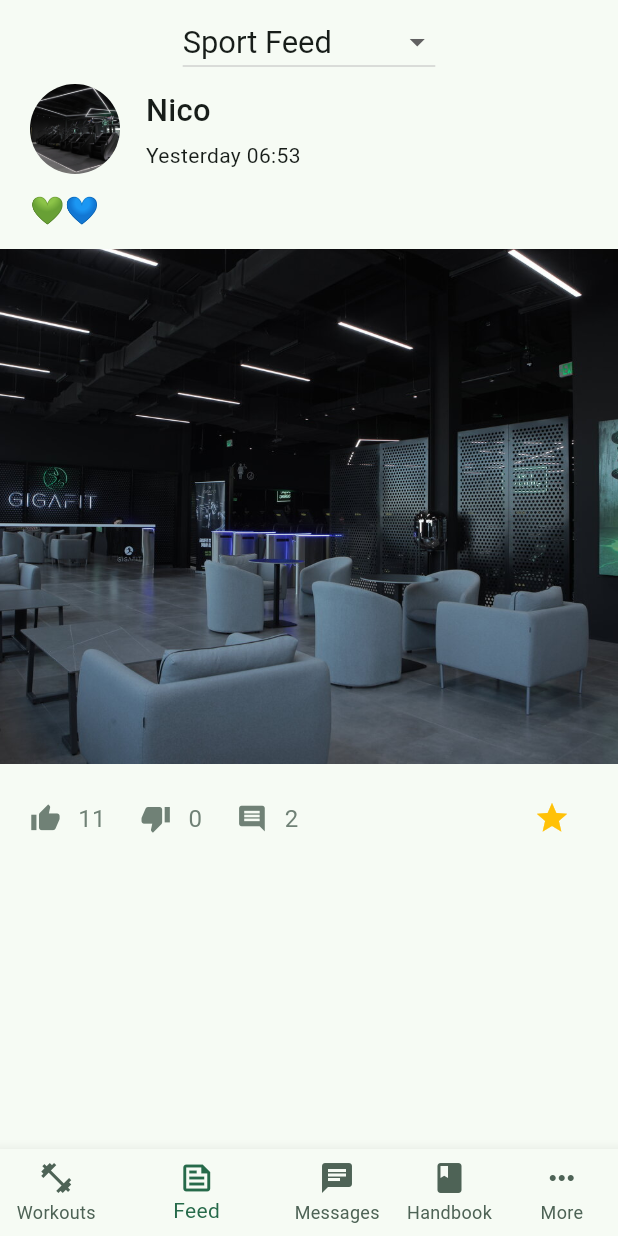
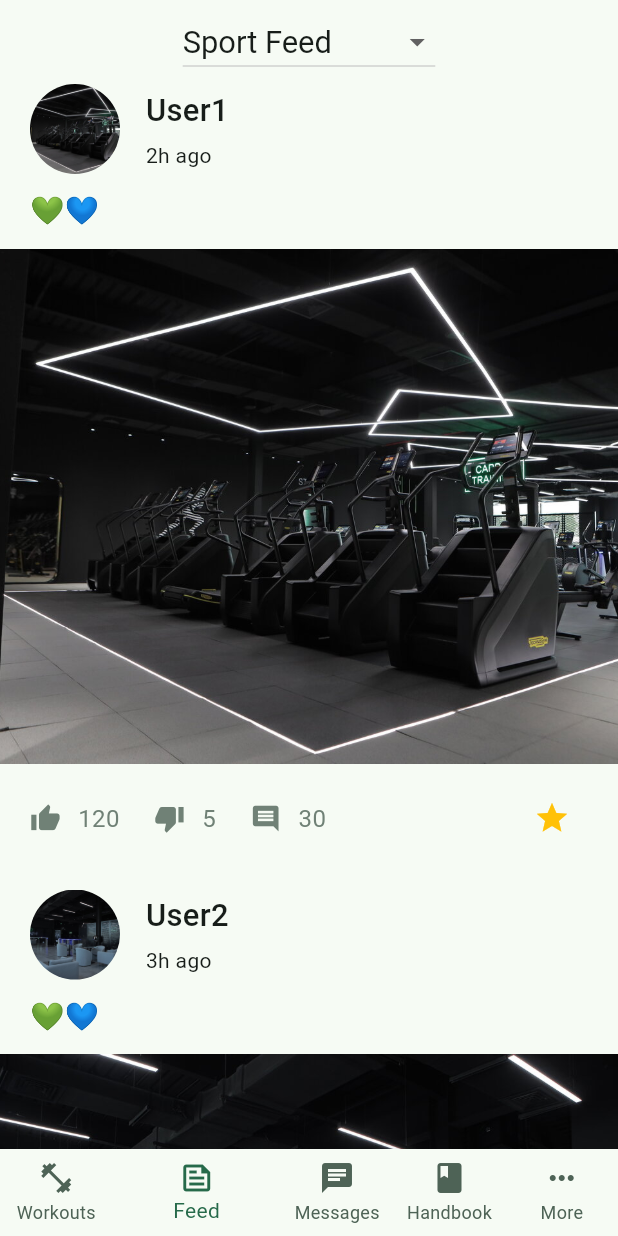
Before and after one commit to zaihcodes/fitness_app_ui, a Flutter app: the screen it shows after launch, item 2 of the bottom bar chosen, on a phone screen of 412 x 824 dp. Run offline on Flutter 3.47's test engine with Material 3 defaults, Android fonts, the light colour scheme and no system bars; our stand-ins replace fl_chart, flutter_screenutil.

Commit message:
update feed screen to use feed data

```diff
--- a/lib/features/feed/feed_screen.dart
+++ b/lib/features/feed/feed_screen.dart
@@ -1,3 +1,4 @@
+import 'package:fitnees_app_ui/core/data/feed_data.dart';
 import 'package:fitnees_app_ui/features/feed/widgets/single_feed.dart';
 import 'package:flutter/material.dart';
 import 'package:flutter_screenutil/flutter_screenutil.dart';
@@ -24,8 +25,12 @@ class _FeedScreenState extends State<FeedScreen> {
     final theme = Theme.of(context);
     return Scaffold(
       appBar: buildFeedAppBar(theme),
-      body: ListView(
-        children: [SingleFeed()],
+      body: ListView.separated(
+        itemCount: FeedData.feeds.length,
+        separatorBuilder: (context, index) => SizedBox(height: 20.h),
+        itemBuilder: (context, index) {
+          return SingleFeed(feedModel: FeedData.feeds[index]);
+        },
       ),
     );
   }
@@ -33,6 +38,8 @@ class _FeedScreenState extends State<FeedScreen> {
   AppBar buildFeedAppBar(ThemeData theme) {
     return AppBar(
       backgroundColor: theme.colorScheme.surface,
+      elevation: 0,
+      scrolledUnderElevation: 0,
       centerTitle: true,
       title: DropdownButton<String>(
         value: _selectedChoice,
--- a/lib/features/feed/widgets/single_feed.dart
+++ b/lib/features/feed/widgets/single_feed.dart
@@ -1,9 +1,10 @@
+import 'package:fitnees_app_ui/core/models/feed_model.dart';
 import 'package:flutter/material.dart';
 import 'package:flutter_screenutil/flutter_screenutil.dart';
 
 class SingleFeed extends StatelessWidget {
-  const SingleFeed({super.key});
-
+  const SingleFeed({super.key, required this.feedModel});
+  final FeedModel feedModel;
   @override
   Widget build(BuildContext context) {
     final theme = Theme.of(context);
@@ -23,11 +24,20 @@ class SingleFeed extends StatelessWidget {
       padding: EdgeInsets.only(left: 20, right: 20),
       child: Row(
         children: [
-          buildFeedCountInfo(theme: theme, icon: Icons.thumb_up, count: '11'),
+          buildFeedCountInfo(
+              theme: theme,
+              icon: Icons.thumb_up,
+              count: feedModel.likes.toString()),
           SizedBox(width: 20.w),
-          buildFeedCountInfo(theme: theme, icon: Icons.thumb_down, count: '0'),
+          buildFeedCountInfo(
+              theme: theme,
+              icon: Icons.thumb_down,
+              count: feedModel.disLikes.toString()),
           SizedBox(width: 20.w),
-          buildFeedCountInfo(theme: theme, icon: Icons.comment, count: '2'),
+          buildFeedCountInfo(
+              theme: theme,
+              icon: Icons.comment,
+              count: feedModel.comments.toString()),
           Expanded(
               child: Row(
             mainAxisAlignment: MainAxisAlignment.end,
@@ -35,7 +45,7 @@ class SingleFeed extends StatelessWidget {
               IconButton(
                 onPressed: () {},
                 icon: Icon(
-                  Icons.star,
+                  feedModel.isFavorite ? Icons.star : Icons.star_outline,
                   color: Colors.amber,
                 ),
               ),
@@ -74,7 +84,7 @@ class SingleFeed extends StatelessWidget {
     return SizedBox(
       height: 300.sp,
       child: Image.asset(
-        'assets/images/gigafit dubai club 2.jpg',
+        feedModel.feedImgPath,
         fit: BoxFit.cover,
       ),
     );
@@ -94,7 +104,7 @@ class SingleFeed extends StatelessWidget {
                   width: 60,
                   height: 60,
                   child: Image.asset(
-                    'assets/images/gigafit dubai club 1.jpg',
+                    feedModel.profileImg,
                     fit: BoxFit.cover,
                   ),
                 ),
@@ -106,14 +116,14 @@ class SingleFeed extends StatelessWidget {
                   mainAxisAlignment: MainAxisAlignment.spaceBetween,
                   children: [
                     Text(
-                      'Nico',
+                      feedModel.userName,
                       style: TextStyle(
                         fontWeight: FontWeight.w500,
                         fontSize: 18.sp,
                       ),
                     ),
                     SizedBox(height: 5.h),
-                    Text('Yesterday 06:53')
+                    Text(feedModel.time)
                   ],
                 ),
               ),
```
